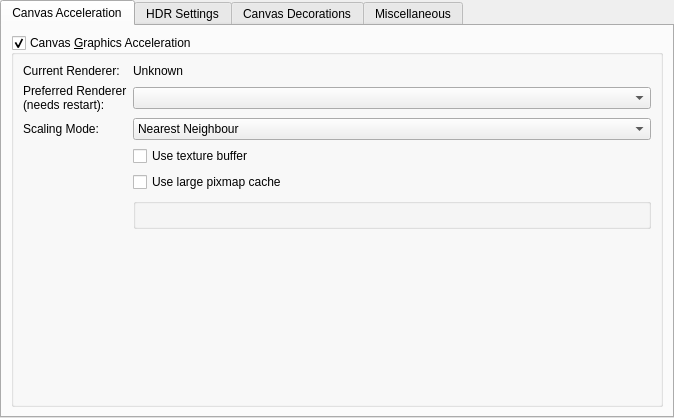
First picture: the form in libs/ui/forms/wdgdisplaysettings.ui, repository KDE/krita, before the edit.
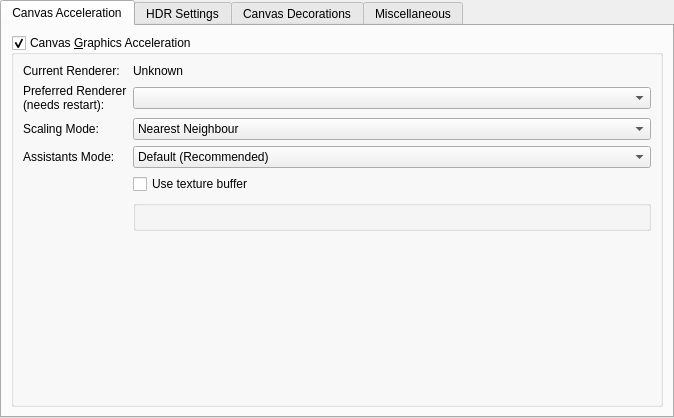
Second picture: the form after the edit. Custom widgets are drawn as their Qt base class.

Commit message: Draw assistants directly on the canvas

What changed in the file:
```diff
--- a/libs/ui/forms/wdgdisplaysettings.ui
+++ b/libs/ui/forms/wdgdisplaysettings.ui
@@ -61,7 +61,7 @@
           <bool>true</bool>
          </property>
          <layout class="QGridLayout">
-          <item row="4" column="1">
+          <item row="5" column="1">
            <widget class="QCheckBox" name="chkUseTextureBuffer">
             <property name="sizePolicy">
              <sizepolicy hsizetype="Preferred" vsizetype="Fixed">
@@ -143,6 +143,54 @@
             </property>
            </widget>
           </item>
+          <item row="4" column="0">
+           <widget class="QLabel" name="lblAssistantsDrawMode">
+            <property name="sizePolicy">
+             <sizepolicy hsizetype="Minimum" vsizetype="Minimum">
+              <horstretch>0</horstretch>
+              <verstretch>0</verstretch>
+             </sizepolicy>
+            </property>
+            <property name="text">
+             <string>Assistants Mode:</string>
+            </property>
+            <property name="wordWrap">
+             <bool>true</bool>
+            </property>
+           </widget>
+          </item>
+          <item row="4" column="1">
+           <widget class="QComboBox" name="cmbAssistantsDrawMode">
+            <property name="toolTip">
+             <string>&lt;html&gt;&lt;head/&gt;&lt;body&gt;&lt;p&gt;Can be used to troubleshoot performance or artifacting problems with drawing assistants.
+              &lt;/p&gt;&lt;p&gt;Changing the pixmap cache size requires a restart.&lt;/p&gt;&lt;/body&gt;&lt;/html&gt;</string>
+            </property>
+            <property name="sizePolicy">
+             <sizepolicy hsizetype="Preferred" vsizetype="Fixed">
+              <horstretch>0</horstretch>
+              <verstretch>0</verstretch>
+             </sizepolicy>
+            </property>
+            <property name="currentIndex">
+             <number>0</number>
+            </property>
+            <item>
+             <property name="text">
+              <string>Default (Recommended)</string>
+             </property>
+            </item>
+            <item>
+             <property name="text">
+              <string>Pixmap Cache</string>
+             </property>
+            </item>
+            <item>
+             <property name="text">
+              <string>Large Pixmap Cache</string>
+             </property>
+            </item>
+           </widget>
+          </item>
           <item row="2" column="0">
            <widget class="QLabel" name="lblPreferredRenderer">
             <property name="sizePolicy">
@@ -189,22 +237,6 @@
             </property>
            </spacer>
           </item>
-          <item row="5" column="1">
-           <widget class="QCheckBox" name="chkLargePixmapCache">
-            <property name="sizePolicy">
-             <sizepolicy hsizetype="Preferred" vsizetype="Fixed">
-              <horstretch>0</horstretch>
-              <verstretch>0</verstretch>
-             </sizepolicy>
-            </property>
-            <property name="toolTip">
-             <string>&lt;html&gt;&lt;head/&gt;&lt;body&gt;&lt;p&gt;This should be enabled if you see any artifacts while using assistants.&lt;/p&gt;&lt;/body&gt;&lt;/html&gt;</string>
-            </property>
-            <property name="text">
-             <string>Use large pixmap cache</string>
-            </property>
-           </widget>
-          </item>
          </layout>
         </widget>
        </item>
```
The commit also changes 9 other files.
